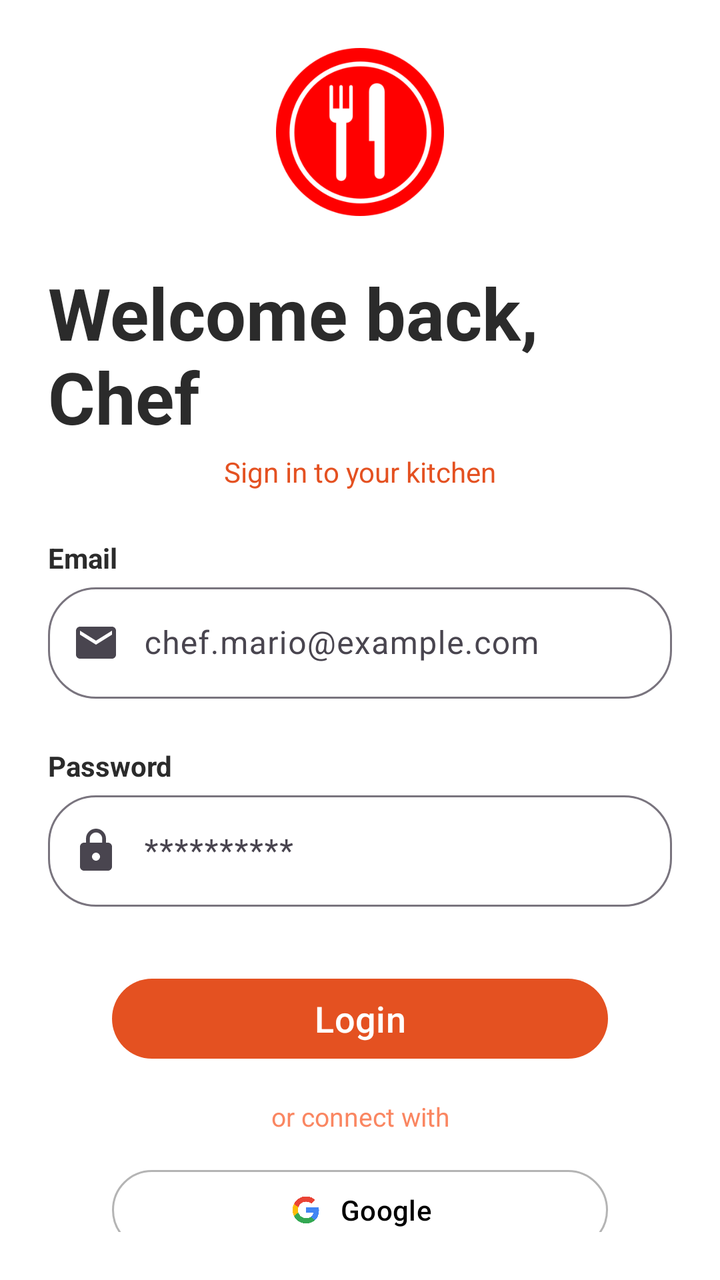
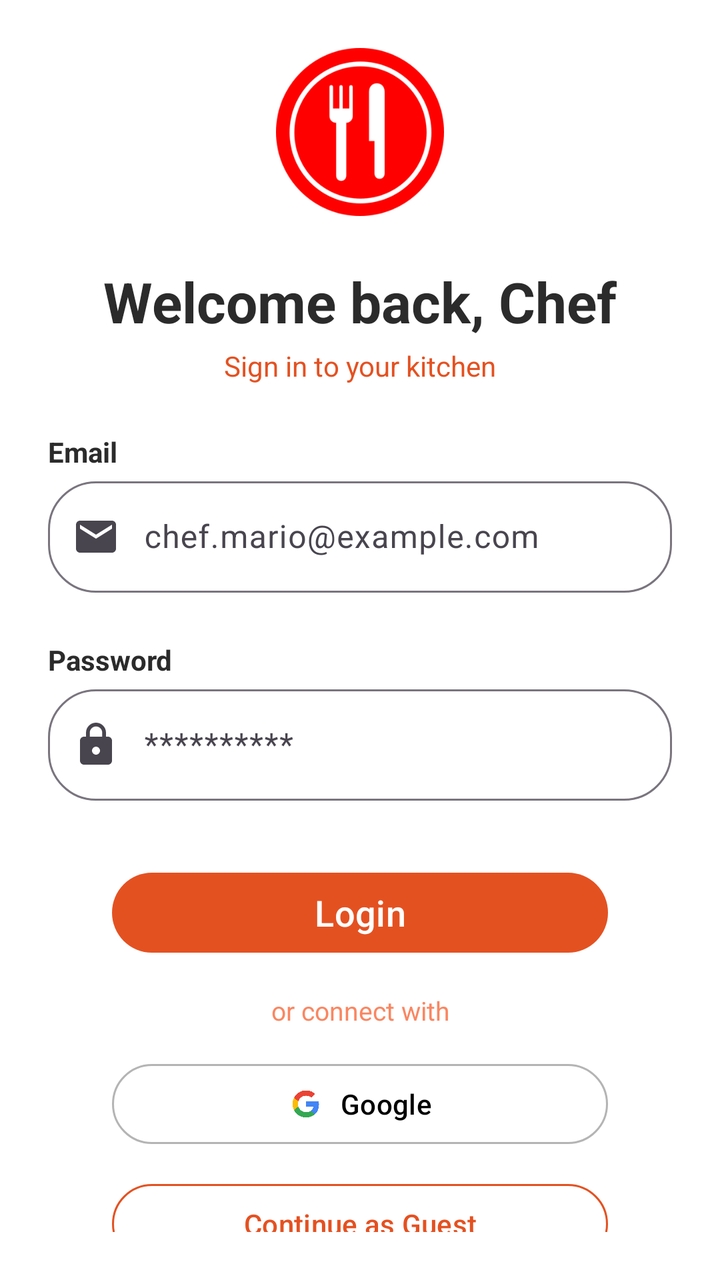

The first picture is an Android layout as it rendered before a commit; the second is the same layout after the commit. The layout source and the unified diff follow.
<!-- AndroidManifest.xml: application theme Theme.FoodPlanner -->
<!-- res/layout/fragment_login.xml -->
<?xml version="1.0" encoding="utf-8"?>
<androidx.constraintlayout.widget.ConstraintLayout xmlns:android="http://schemas.android.com/apk/res/android"
    xmlns:app="http://schemas.android.com/apk/res-auto"
    xmlns:tools="http://schemas.android.com/tools"
    android:layout_width="match_parent"
    android:layout_height="match_parent"
    android:padding="24dp"
    android:layout_gravity="center"
    android:background="@color/white"
    tools:context=".view.auth.LoginFragment">

    <ImageView
        android:id="@+id/imageView"
        android:layout_width="84dp"
        android:layout_height="84dp"
        android:src="@drawable/knife"
        app:layout_constraintEnd_toEndOf="parent"
        app:layout_constraintStart_toStartOf="parent"
        app:layout_constraintTop_toTopOf="parent" />

    <TextView
        android:id="@+id/loginTitle"
        android:layout_width="wrap_content"
        android:layout_height="wrap_content"
        android:layout_marginTop="24dp"
        android:layout_marginBottom="24dp"
        android:layout_gravity="center"
        android:text="Welcome back, Chef"
        android:textSize="36sp"
        android:textStyle="bold"
        android:textColor="@color/text_dark"
        app:layout_constraintEnd_toEndOf="parent"
        app:layout_constraintStart_toStartOf="parent"
        app:layout_constraintTop_toBottomOf="@+id/imageView" />

    <TextView
        android:id="@+id/loginSubTitle"
        android:layout_width="wrap_content"
        android:layout_height="wrap_content"
        android:layout_gravity="center_horizontal"
        android:layout_marginTop="4dp"
        android:text="Sign in to your kitchen"
        android:textColor="@color/primary_orange"
        android:textSize="14sp"
        app:layout_constraintEnd_toEndOf="parent"
        app:layout_constraintStart_toStartOf="parent"
        app:layout_constraintTop_toBottomOf="@+id/loginTitle"/>

    <TextView
        android:id="@+id/emailText"
        android:layout_width="wrap_content"
        android:layout_height="wrap_content"
        android:layout_marginTop="24dp"
        android:layout_marginBottom="8dp"
        android:text="Email"
        android:textStyle="bold"
        android:textColor="@color/text_dark"
        android:textSize="14sp"
        app:layout_constraintStart_toStartOf="parent"
        app:layout_constraintTop_toBottomOf="@+id/loginSubTitle" />

    <com.google.android.material.textfield.TextInputLayout
        android:id="@+id/emailLayout"
        android:layout_width="match_parent"
        android:layout_height="wrap_content"
        app:startIconDrawable="@drawable/email_icon"
        app:boxCornerRadiusTopStart="24dp"
        app:boxCornerRadiusTopEnd="24dp"
        app:boxCornerRadiusBottomStart="24dp"
        app:boxCornerRadiusBottomEnd="24dp"
        app:layout_constraintEnd_toEndOf="parent"
        app:layout_constraintStart_toStartOf="parent"
        app:layout_constraintTop_toBottomOf="@+id/emailText"
        >

        <com.google.android.material.textfield.TextInputEditText
            android:id="@+id/emailInput"
            android:layout_width="match_parent"
            android:layout_height="wrap_content"
            android:text=""
            android:hint="chef.mario@example.com"
            android:inputType="textEmailAddress"
            android:paddingStart="48dp"/>
    </com.google.android.material.textfield.TextInputLayout>

    <TextView
        android:id="@+id/passwordText"
        android:layout_width="wrap_content"
        android:layout_height="wrap_content"
        android:layout_marginTop="24dp"
        android:layout_marginBottom="8dp"
        android:text="Password"
        android:textStyle="bold"
        android:textColor="@color/text_dark"
        android:textSize="14sp"
        app:layout_constraintStart_toStartOf="parent"
        app:layout_constraintTop_toBottomOf="@+id/emailLayout" />

    <com.google.android.material.textfield.TextInputLayout
        android:id="@+id/passwordLayout"
        android:layout_width="match_parent"
        android:layout_height="wrap_content"
        app:startIconDrawable="@drawable/lock"
        app:boxCornerRadiusTopStart="24dp"
        app:boxCornerRadiusTopEnd="24dp"
        app:boxCornerRadiusBottomStart="24dp"
        app:boxCornerRadiusBottomEnd="24dp"
        app:layout_constraintStart_toStartOf="parent"
        app:layout_constraintEnd_toEndOf="parent"
        app:layout_constraintTop_toBottomOf="@+id/passwordText"
        >

        <com.google.android.material.textfield.TextInputEditText
            android:id="@+id/passwordInput"
            android:layout_width="match_parent"
            android:layout_height="wrap_content"
            android:text=""
            android:hint="**********"
            android:inputType="textPassword"
            android:paddingStart="48dp"/>
    </com.google.android.material.textfield.TextInputLayout>

    <Button
        android:id="@+id/loginButton"
        android:layout_width="match_parent"
        android:layout_height="wrap_content"
        android:layout_marginTop="32dp"
        android:layout_marginStart="32dp"
        android:layout_marginEnd="32dp"
        android:text="Login"
        android:textSize="18sp"
        app:backgroundTint="@color/primary_orange"
        app:layout_constraintEnd_toEndOf="parent"
        app:layout_constraintStart_toStartOf="parent"
        app:layout_constraintTop_toBottomOf="@+id/passwordLayout" />

    <TextView
        android:id="@+id/orText"
        android:layout_width="wrap_content"
        android:layout_height="wrap_content"
        android:layout_gravity="center_horizontal"
        android:layout_marginTop="16dp"
        android:text="or connect with"
        android:textColor="@color/light_orange"
        android:textSize="13sp"
        app:layout_constraintTop_toBottomOf="@+id/loginButton"
        app:layout_constraintEnd_toEndOf="parent"
        app:layout_constraintStart_toStartOf="parent"/>

    <Button
        android:id="@+id/googleLogin"
        android:layout_width="match_parent"
        android:layout_height="wrap_content"
        android:layout_marginStart="32dp"
        android:layout_marginEnd="32dp"
        android:layout_marginTop="14dp"
        android:text="Google"
        android:textColor="@color/black"
        app:icon="@drawable/google"
        app:iconGravity="textStart"
        app:iconTint="@null"
        app:backgroundTint="@color/white"
        app:strokeColor="@color/text_hint"
        app:strokeWidth="1dp"
        app:layout_constraintStart_toStartOf="parent"
        app:layout_constraintTop_toBottomOf="@+id/orText" />



    <Button
        android:id="@+id/guestButton"
        android:layout_width="match_parent"
        android:layout_height="wrap_content"
        android:layout_marginTop="12dp"
        android:layout_marginStart="32dp"
        android:layout_marginEnd="32dp"
        android:text="Continue as Guest"
        android:textSize="14sp"
        android:textColor="@color/primary_orange"
        app:backgroundTint="@color/white"
        app:strokeWidth="1dp"
        app:strokeColor="@color/primary_orange"
        app:layout_constraintEnd_toEndOf="parent"
        app:layout_constraintStart_toStartOf="parent"
        app:layout_constraintTop_toBottomOf="@+id/googleLogin" />

    <TextView
        android:id="@+id/textView"
        android:layout_width="wrap_content"
        android:layout_height="wrap_content"
        android:layout_marginStart="84dp"
        android:layout_marginTop="20dp"
        android:text="Don’t have an account? "
        android:textColor="@color/text_hint"
        android:textSize="13sp"
        app:layout_constraintStart_toStartOf="parent"
        app:layout_constraintTop_toBottomOf="@+id/guestButton" />

    <TextView
        android:id="@+id/toSignUp"
        android:layout_width="wrap_content"
        android:layout_height="wrap_content"
        android:layout_marginStart="4dp"
        android:layout_marginTop="20dp"
        android:text="Sign Up"
        android:textColor="@color/primary_orange"
        android:textSize="13sp"
        android:textStyle="bold"
        app:layout_constraintStart_toEndOf="@+id/textView"
        app:layout_constraintTop_toBottomOf="@+id/guestButton" />


</androidx.constraintlayout.widget.ConstraintLayout>
<!-- resources referenced by this layout -->
<resources>
  <color name="black">#FF000000</color>
  <color name="light_orange">#FA8661</color>
  <color name="primary_orange">#e45121</color>
  <color name="text_dark">#2B2B2B</color>
  <color name="text_hint">#B4B4B4</color>
  <color name="white">#FFFFFFFF</color>
  <!-- drawable email_icon (drawable) -->
  <vector xmlns:android="http://schemas.android.com/apk/res/android" android:height="24dp" android:tint="#96614F" android:viewportHeight="24" android:viewportWidth="24" android:width="24dp">
        
      <path android:fillColor="@android:color/white" android:pathData="M20,4L4,4c-1.1,0 -1.99,0.9 -1.99,2L2,18c0,1.1 0.9,2 2,2h16c1.1,0 2,-0.9 2,-2L22,6c0,-1.1 -0.9,-2 -2,-2zM20,8l-8,5 -8,-5L4,6l8,5 8,-5v2z"/>
      
  </vector>
  <!-- drawable google: png bitmap (drawable, 110441 bytes) -->
  <!-- drawable knife: png bitmap (drawable, 17157 bytes) -->
  <!-- drawable lock (drawable) -->
  <vector xmlns:android="http://schemas.android.com/apk/res/android" android:height="24dp" android:tint="#96614F" android:viewportHeight="24" android:viewportWidth="24" android:width="24dp">
        
      <path android:fillColor="@android:color/white" android:pathData="M18,8h-1L17,6c0,-2.76 -2.24,-5 -5,-5S7,3.24 7,6v2L6,8c-1.1,0 -2,0.9 -2,2v10c0,1.1 0.9,2 2,2h12c1.1,0 2,-0.9 2,-2L20,10c0,-1.1 -0.9,-2 -2,-2zM12,17c-1.1,0 -2,-0.9 -2,-2s0.9,-2 2,-2 2,0.9 2,2 -0.9,2 -2,2zM15.1,8L8.9,8L8.9,6c0,-1.71 1.39,-3.1 3.1,-3.1 1.71,0 3.1,1.39 3.1,3.1v2z"/>
      
  </vector>
  <style name="Theme.FoodPlanner" parent="Base.Theme.FoodPlanner" />
  <style name="Base.Theme.FoodPlanner" parent="Theme.Material3.DayNight.NoActionBar">
          
          
      </style>
</resources>

<!-- the commit's change to res/layout/fragment_login.xml (unified diff, before → after) -->
@@ -26,7 +26,7 @@
         android:layout_marginBottom="24dp"
         android:layout_gravity="center"
         android:text="Welcome back, Chef"
-        android:textSize="36sp"
+        android:textSize="28sp"
         android:textStyle="bold"
         android:textColor="@color/text_dark"
         app:layout_constraintEnd_toEndOf="parent"
